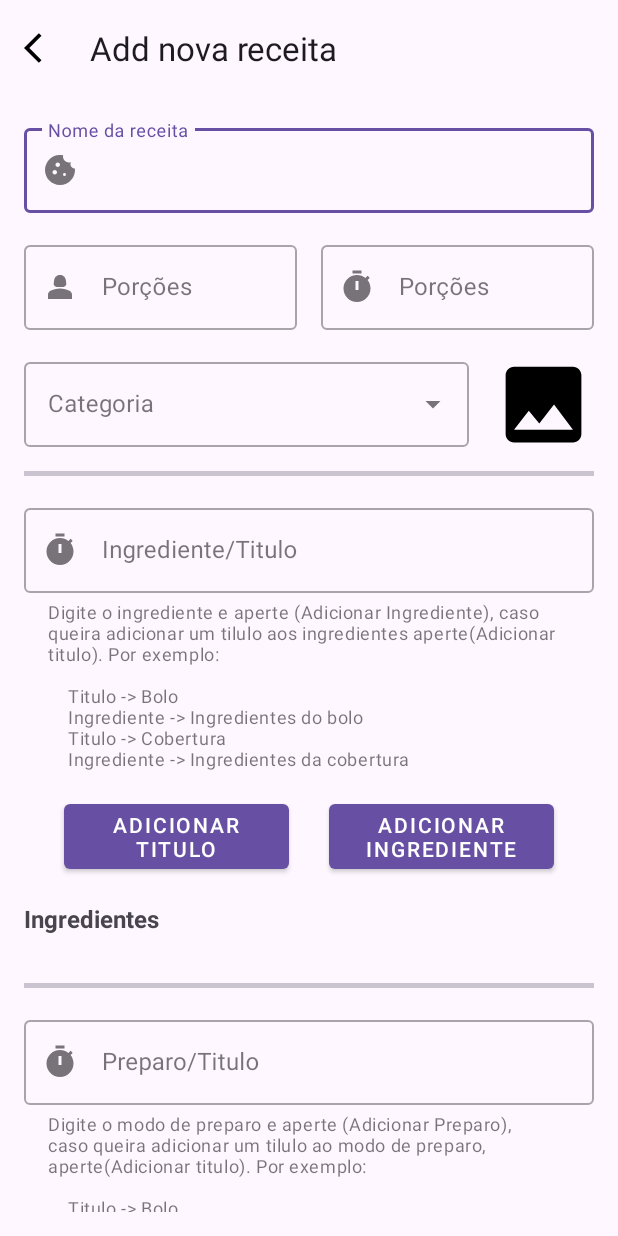
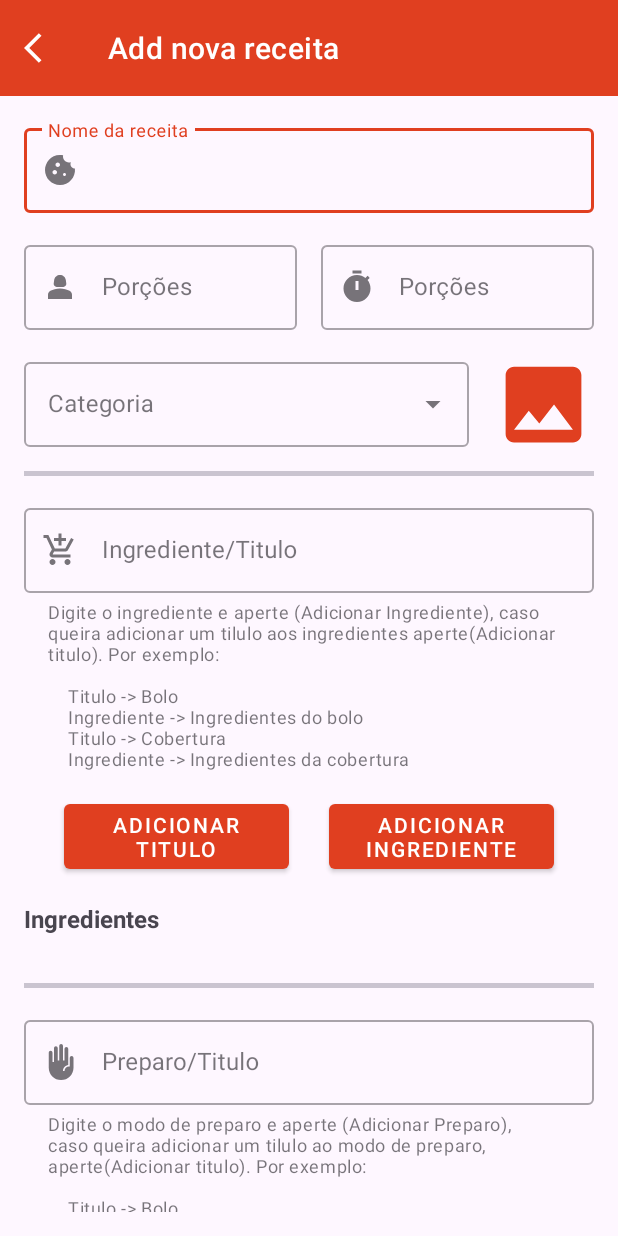
Before and after one commit to UenoSilva/TopReceitasApp, an Android app: the AddReceitaActivity screen opened directly, with no data from a screen before it, on a phone screen of 412 x 824 dp. Run offline under Robolectric (Android 15) with nearby library versions, the phone set to English and light mode, and no system bars; pictures from the network do not load.

Commit message:
fix: alterando o design

```diff
--- a/app/src/main/java/br/com/topreceitas/adapter/ReceitasAdapter.kt
+++ b/app/src/main/java/br/com/topreceitas/adapter/ReceitasAdapter.kt
@@ -49,7 +49,7 @@ class ReceitasAdapter(
                     com.google.android.material.R.style.ThemeOverlay_MaterialComponents_MaterialAlertDialog
                 )
                     .setTitle("Remover receita")
-                    .setMessage("Deseja remove ${receita.title} da lista de favoritos?")
+                    .setMessage("Deseja remove ${receita.title} da lista?")
                     .setNeutralButton("CANCELAR") { _, _ ->
                     }
                     .setNegativeButton("NÃO") { _, _ ->
--- /dev/null
+++ b/app/src/main/res/drawable/ic_add_ingredient.xml
@@ -0,0 +1,5 @@
+<vector android:height="24dp" android:tint="#000000"
+    android:viewportHeight="24" android:viewportWidth="24"
+    android:width="24dp" xmlns:android="http://schemas.android.com/apk/res/android">
+    <path android:fillColor="@android:color/white" android:pathData="M11,9h2L13,6h3L16,4h-3L13,1h-2v3L8,4v2h3v3zM7,18c-1.1,0 -1.99,0.9 -1.99,2S5.9,22 7,22s2,-0.9 2,-2 -0.9,-2 -2,-2zM17,18c-1.1,0 -1.99,0.9 -1.99,2s0.89,2 1.99,2 2,-0.9 2,-2 -0.9,-2 -2,-2zM7.17,14.75l0.03,-0.12 0.9,-1.63h7.45c0.75,0 1.41,-0.41 1.75,-1.03l3.86,-7.01L19.42,4h-0.01l-1.1,2 -2.76,5L8.53,11l-0.13,-0.27L6.16,6l-0.95,-2 -0.94,-2L1,2v2h2l3.6,7.59 -1.35,2.45c-0.16,0.28 -0.25,0.61 -0.25,0.96 0,1.1 0.9,2 2,2h12v-2L7.42,15c-0.13,0 -0.25,-0.11 -0.25,-0.25z"/>
+</vector>
--- /dev/null
+++ b/app/src/main/res/drawable/ic_preparo.xml
@@ -0,0 +1,5 @@
+<vector android:height="24dp" android:tint="#000000"
+    android:viewportHeight="24" android:viewportWidth="24"
+    android:width="24dp" xmlns:android="http://schemas.android.com/apk/res/android">
+    <path android:fillColor="@android:color/white" android:pathData="M19.75,8c-0.69,0 -1.25,0.56 -1.25,1.25V15H18c-1.65,0 -3,1.35 -3,3h-1c0,-2.04 1.53,-3.72 3.5,-3.97l0,-10.78C17.5,2.56 16.94,2 16.25,2C15.56,2 15,2.56 15,3.25V11h-1V1.25C14,0.56 13.44,0 12.75,0S11.5,0.56 11.5,1.25V11h-1V2.75c0,-0.69 -0.56,-1.25 -1.25,-1.25S8,2.06 8,2.75V12H7V5.75C7,5.06 6.44,4.5 5.75,4.5S4.5,5.06 4.5,5.75v10c0,4.56 3.69,8.25 8.25,8.25S21,20.31 21,15.75v-6.5C21,8.56 20.44,8 19.75,8z"/>
+</vector>
--- a/app/src/main/res/layout/activity_add_receita.xml
+++ b/app/src/main/res/layout/activity_add_receita.xml
@@ -18,7 +18,9 @@
             android:id="@+id/top_app_bar"
             android:layout_width="match_parent"
             android:layout_height="wrap_content"
+            style="@style/Widget.MaterialComponents.Toolbar.Primary"
             android:minHeight="?attr/actionBarSize"
+            app:navigationIconTint="@color/white"
             app:navigationIcon="@drawable/ic_arrow_back"
             app:title="Add nova receita" />
 
@@ -123,7 +125,8 @@
                 android:src="@drawable/ic_image"
                 app:layout_constraintEnd_toEndOf="parent"
                 app:layout_constraintStart_toEndOf="@id/til_categoria"
-                app:layout_constraintTop_toTopOf="@id/til_categoria" />
+                app:layout_constraintTop_toTopOf="@id/til_categoria"
+                app:tint="@color/red_light" />
 
 
             <com.google.android.material.divider.MaterialDivider
@@ -144,7 +147,7 @@
                 app:helperTextEnabled="true"
                 app:layout_constraintStart_toStartOf="parent"
                 app:layout_constraintTop_toBottomOf="@id/md_divider_one"
-                app:startIconDrawable="@drawable/ic_timer">
+                app:startIconDrawable="@drawable/ic_add_ingredient">
 
                 <com.google.android.material.textfield.TextInputEditText
                     android:layout_width="match_parent"
@@ -212,7 +215,7 @@
                 app:helperTextEnabled="true"
                 app:layout_constraintStart_toStartOf="parent"
                 app:layout_constraintTop_toBottomOf="@id/md_divider_two"
-                app:startIconDrawable="@drawable/ic_timer">
+                app:startIconDrawable="@drawable/ic_preparo">
 
                 <com.google.android.material.textfield.TextInputEditText
                     android:layout_width="match_parent"
@@ -269,6 +272,8 @@
                 android:layout_height="wrap_content"
                 android:layout_marginVertical="16dp"
                 android:text="Salvar receita"
+                android:textStyle="bold"
+                android:textSize="18sp"
                 app:layout_constraintBottom_toBottomOf="parent"
                 app:layout_constraintEnd_toEndOf="parent"
                 app:layout_constraintStart_toStartOf="parent"
--- a/app/src/main/res/layout/activity_main.xml
+++ b/app/src/main/res/layout/activity_main.xml
@@ -21,11 +21,12 @@
 
             <com.google.android.material.appbar.MaterialToolbar
                 android:id="@+id/top_app_bar"
-                style="@style/Widget.MaterialComponents.Toolbar.Primary"
+                style="@style/Widget.MaterialComponents.Toolbar.PrimarySurface"
                 android:layout_width="match_parent"
                 android:layout_height="wrap_content"
                 android:minHeight="?attr/actionBarSize"
                 app:navigationIcon="@drawable/ic_menu"
+                app:navigationIconTint="@color/white"
                 app:title="@string/app_name" />
 
         </com.google.android.material.appbar.AppBarLayout>
@@ -51,6 +52,7 @@
             <com.google.android.material.bottomnavigation.BottomNavigationView
                 android:id="@+id/bottom_navigation"
                 android:layout_width="match_parent"
+                style="@style/Widget.MaterialComponents.BottomNavigationView"
                 android:layout_height="wrap_content"
                 app:menu="@menu/bottom_navigation_menu" />
 
--- a/app/src/main/res/layout/activity_receita_details.xml
+++ b/app/src/main/res/layout/activity_receita_details.xml
@@ -16,10 +16,12 @@
 
         <com.google.android.material.appbar.MaterialToolbar
             android:id="@+id/top_app_bar"
+            style="@style/Widget.MaterialComponents.Toolbar.Primary"
             android:layout_width="match_parent"
             android:layout_height="wrap_content"
             android:minHeight="?attr/actionBarSize"
             app:navigationIcon="@drawable/ic_arrow_back"
+            app:navigationIconTint="@color/white"
             app:title="@string/app_name" />
 
     </com.google.android.material.appbar.AppBarLayout>
@@ -27,9 +29,9 @@
     <androidx.core.widget.NestedScrollView
         android:layout_width="match_parent"
         android:layout_height="0dp"
+        app:layout_constraintBottom_toBottomOf="parent"
+        app:layout_constraintEnd_toEndOf="parent"
         app:layout_constraintStart_toStartOf="parent"
-        app:layout_constraintEnd_toEndOf="parent"
-        app:layout_constraintBottom_toBottomOf="parent"
         app:layout_constraintTop_toBottomOf="@id/app_bar_layout_receita">
 
         <androidx.constraintlayout.widget.ConstraintLayout
--- a/app/src/main/res/layout/fragment_minhas_receitas.xml
+++ b/app/src/main/res/layout/fragment_minhas_receitas.xml
@@ -55,6 +55,7 @@
         android:layout_gravity="right|bottom"
         android:layout_margin="16dp"
         android:src="@drawable/ic_add"
+        style="@style/Widget.MaterialComponents.FloatingActionButton"
         android:contentDescription="adicionar uma nova receita"
         tools:ignore="RtlHardcoded" />
 
--- a/app/src/main/res/layout/receita_item.xml
+++ b/app/src/main/res/layout/receita_item.xml
@@ -22,12 +22,14 @@
 
         <com.google.android.material.button.MaterialButton
             android:id="@+id/favorite_receita"
-            style="?attr/materialIconButtonFilledTonalStyle"
+            style="?attr/materialIconButtonStyle"
             android:layout_width="wrap_content"
             android:layout_height="wrap_content"
             android:clickable="true"
+            android:focusable="true"
+            app:iconSize="32dp"
             app:icon="@drawable/ic_favorite_border"
-            app:layout_constraintEnd_toEndOf="parent"
+            app:layout_constraintEnd_toEndOf="@id/receita_item_image"
             app:layout_constraintTop_toTopOf="parent" />
 
         <TextView
--- a/app/src/main/res/values-night/themes.xml
+++ b/app/src/main/res/values-night/themes.xml
@@ -1,7 +1,13 @@
 <resources xmlns:tools="http://schemas.android.com/tools">
     <!-- Base application theme. -->
     <style name="Base.Theme.TopReceitas" parent="Theme.Material3.DayNight.NoActionBar">
-        <!-- Customize your dark theme here. -->
-        <!-- <item name="colorPrimary">@color/my_dark_primary</item> -->
+
+        <item name="colorPrimaryDark">@color/red_dark</item>
+        <item name="colorOnPrimary">@color/white</item>
+        <item name="colorPrimary">@color/red_dark</item>
+
+        <item name="colorSecondary">@color/white</item>
+        <item name="colorOnSecondary">@color/black</item>
+
     </style>
 </resources>
--- a/app/src/main/res/values/colors.xml
+++ b/app/src/main/res/values/colors.xml
@@ -2,4 +2,7 @@
 <resources>
     <color name="black">#FF000000</color>
     <color name="white">#FFFFFFFF</color>
+
+    <color name="red_light">#E03F20</color>
+    <color name="red_dark">#9A3E2D</color>
 </resources>
--- a/app/src/main/res/values/themes.xml
+++ b/app/src/main/res/values/themes.xml
@@ -1,9 +1,17 @@
 <resources xmlns:tools="http://schemas.android.com/tools">
     <!-- Base application theme. -->
-    <style name="Base.Theme.TopReceitas" parent="Theme.Material3.DayNight.NoActionBar">
-        <!-- Customize your light theme here. -->
-        <!-- <item name="colorPrimary">@color/my_light_primary</item> -->
+    <style name="Base.Theme.TopReceitas" parent="Theme.Material3.Light.NoActionBar">
+
+        <item name="colorPrimaryDark">@color/red_light</item>
+        <item name="colorOnPrimary">@color/white</item>
+        <item name="colorPrimary">@color/red_light</item>
+
+        <item name="colorSecondary">@color/white</item>
+        <item name="colorOnSecondary">@color/red_light</item>
+
     </style>
+
+
 
     <style name="Theme.TopReceitas" parent="Base.Theme.TopReceitas" />
 </resources>
```
